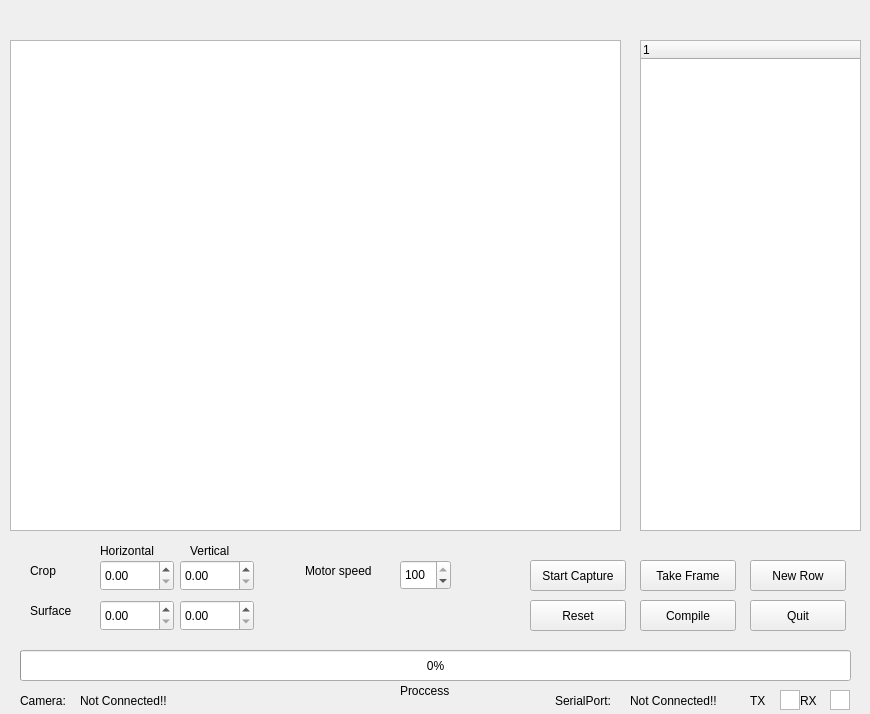
TurBoss/TurBoCapture3000, file turbocapture.ui: the form before one commit.
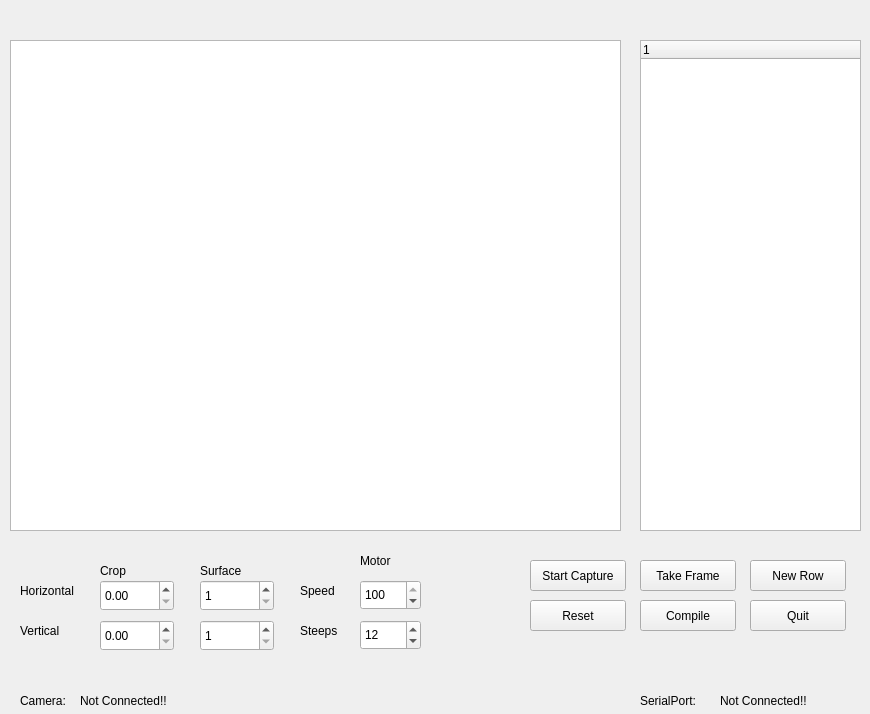
The form after the commit.

Patch:
```diff
--- a/turbocapture.ui
+++ b/turbocapture.ui
@@ -21,7 +21,7 @@
     <property name="geometry">
      <rect>
       <x>100</x>
-      <y>560</y>
+      <y>580</y>
       <width>74</width>
       <height>31</height>
      </rect>
@@ -46,8 +46,8 @@
    <widget class="QDoubleSpinBox" name="verticalSpinBox">
     <property name="geometry">
      <rect>
-      <x>180</x>
-      <y>560</y>
+      <x>100</x>
+      <y>620</y>
       <width>74</width>
       <height>31</height>
      </rect>
@@ -78,8 +78,8 @@
    <widget class="QLabel" name="horizontalLabel">
     <property name="geometry">
      <rect>
-      <x>100</x>
-      <y>540</y>
+      <x>20</x>
+      <y>580</y>
       <width>71</width>
       <height>21</height>
      </rect>
@@ -91,8 +91,8 @@
    <widget class="QLabel" name="verticalLabel">
     <property name="geometry">
      <rect>
-      <x>190</x>
-      <y>540</y>
+      <x>20</x>
+      <y>620</y>
       <width>51</width>
       <height>21</height>
      </rect>
@@ -114,22 +114,6 @@
      <string>Take Frame</string>
     </property>
    </widget>
-   <widget class="QProgressBar" name="progressBar">
-    <property name="enabled">
-     <bool>true</bool>
-    </property>
-    <property name="geometry">
-     <rect>
-      <x>20</x>
-      <y>650</y>
-      <width>831</width>
-      <height>31</height>
-     </rect>
-    </property>
-    <property name="value">
-     <number>0</number>
-    </property>
-   </widget>
    <widget class="QTreeWidget" name="treeWidget">
     <property name="geometry">
      <rect>
@@ -171,36 +155,42 @@
      <string>New Row</string>
     </property>
    </widget>
-   <widget class="QDoubleSpinBox" name="verticalSurfacesSpinBox">
+   <widget class="QSpinBox" name="verticalSurfaceSpinBox">
     <property name="geometry">
      <rect>
-      <x>180</x>
-      <y>600</y>
+      <x>200</x>
+      <y>620</y>
       <width>74</width>
       <height>31</height>
      </rect>
     </property>
+    <property name="minimum">
+     <number>1</number>
+    </property>
     <property name="maximum">
-     <double>999.990000000000009</double>
+     <number>999</number>
     </property>
    </widget>
-   <widget class="QDoubleSpinBox" name="horizontalSurfaceSpinBox">
+   <widget class="QSpinBox" name="horizontalSurfaceSpinBox">
     <property name="geometry">
      <rect>
-      <x>100</x>
-      <y>600</y>
+      <x>200</x>
+      <y>580</y>
       <width>74</width>
       <height>31</height>
      </rect>
     </property>
+    <property name="minimum">
+     <number>1</number>
+    </property>
     <property name="maximum">
-     <double>999.990000000000009</double>
+     <number>999</number>
     </property>
    </widget>
    <widget class="QLabel" name="cropLabel">
     <property name="geometry">
      <rect>
-      <x>30</x>
+      <x>100</x>
       <y>560</y>
       <width>66</width>
       <height>21</height>
@@ -213,8 +203,8 @@
    <widget class="QLabel" name="surfaceLabel">
     <property name="geometry">
      <rect>
-      <x>30</x>
-      <y>600</y>
+      <x>200</x>
+      <y>560</y>
       <width>66</width>
       <height>21</height>
      </rect>
@@ -223,22 +213,6 @@
      <string>Surface</string>
     </property>
    </widget>
-   <widget class="QLabel" name="proccessLabel">
-    <property name="enabled">
-     <bool>true</bool>
-    </property>
-    <property name="geometry">
-     <rect>
-      <x>400</x>
-      <y>680</y>
-      <width>66</width>
-      <height>21</height>
-     </rect>
-    </property>
-    <property name="text">
-     <string>Proccess</string>
-    </property>
-   </widget>
    <widget class="QPushButton" name="captureButton">
     <property name="geometry">
      <rect>
@@ -265,62 +239,10 @@
      <string>Reset</string>
     </property>
    </widget>
-   <widget class="QLabel" name="TxLabel">
-    <property name="geometry">
-     <rect>
-      <x>750</x>
-      <y>690</y>
-      <width>21</width>
-      <height>21</height>
-     </rect>
-    </property>
-    <property name="text">
-     <string>TX</string>
-    </property>
-   </widget>
-   <widget class="QGraphicsView" name="TxLed">
-    <property name="geometry">
-     <rect>
-      <x>780</x>
-      <y>690</y>
-      <width>20</width>
-      <height>20</height>
-     </rect>
-    </property>
-    <property name="frameShadow">
-     <enum>QFrame::Plain</enum>
-    </property>
-   </widget>
-   <widget class="QLabel" name="RxLabel">
-    <property name="geometry">
-     <rect>
-      <x>800</x>
-      <y>690</y>
-      <width>21</width>
-      <height>21</height>
-     </rect>
-    </property>
-    <property name="text">
-     <string>RX</string>
-    </property>
-   </widget>
-   <widget class="QGraphicsView" name="RxLed">
-    <property name="geometry">
-     <rect>
-      <x>830</x>
-      <y>690</y>
-      <width>20</width>
-      <height>20</height>
-     </rect>
-    </property>
-    <property name="frameShadow">
-     <enum>QFrame::Plain</enum>
-    </property>
-   </widget>
    <widget class="QLabel" name="serialLabel">
     <property name="geometry">
      <rect>
-      <x>555</x>
+      <x>640</x>
       <y>690</y>
       <width>71</width>
       <height>21</height>
@@ -333,7 +255,7 @@
    <widget class="QLabel" name="serialPortStatus">
     <property name="geometry">
      <rect>
-      <x>630</x>
+      <x>720</x>
       <y>690</y>
       <width>111</width>
       <height>21</height>
@@ -372,9 +294,9 @@
    <widget class="QSpinBox" name="speedSpinBox">
     <property name="geometry">
      <rect>
-      <x>400</x>
-      <y>560</y>
-      <width>51</width>
+      <x>360</x>
+      <y>580</y>
+      <width>61</width>
       <height>30</height>
      </rect>
     </property>
@@ -391,16 +313,83 @@
    <widget class="QLabel" name="label">
     <property name="geometry">
      <rect>
-      <x>305</x>
-      <y>560</y>
-      <width>91</width>
+      <x>300</x>
+      <y>580</y>
+      <width>41</width>
       <height>21</height>
      </rect>
     </property>
     <property name="text">
-     <string>Motor speed</string>
+     <string>Speed</string>
     </property>
    </widget>
+   <widget class="QLabel" name="label_2">
+    <property name="geometry">
+     <rect>
+      <x>360</x>
+      <y>550</y>
+      <width>66</width>
+      <height>21</height>
+     </rect>
+    </property>
+    <property name="text">
+     <string>Motor</string>
+    </property>
+   </widget>
+   <widget class="QLabel" name="label_3">
+    <property name="geometry">
+     <rect>
+      <x>300</x>
+      <y>620</y>
+      <width>51</width>
+      <height>21</height>
+     </rect>
+    </property>
+    <property name="text">
+     <string>Steeps</string>
+    </property>
+   </widget>
+   <widget class="QSpinBox" name="steepsSpinBox">
+    <property name="geometry">
+     <rect>
+      <x>360</x>
+      <y>620</y>
+      <width>61</width>
+      <height>30</height>
+     </rect>
+    </property>
+    <property name="maximum">
+     <number>100</number>
+    </property>
+    <property name="value">
+     <number>12</number>
+    </property>
+   </widget>
+   <zorder>horizontalSpinBox</zorder>
+   <zorder>quitButton</zorder>
+   <zorder>verticalSpinBox</zorder>
+   <zorder>graphicsView</zorder>
+   <zorder>horizontalLabel</zorder>
+   <zorder>verticalLabel</zorder>
+   <zorder>takeFrameButton</zorder>
+   <zorder>treeWidget</zorder>
+   <zorder>compileButton</zorder>
+   <zorder>newRowButton</zorder>
+   <zorder>verticalSurfaceSpinBox</zorder>
+   <zorder>horizontalSurfaceSpinBox</zorder>
+   <zorder>cropLabel</zorder>
+   <zorder>surfaceLabel</zorder>
+   <zorder>captureButton</zorder>
+   <zorder>resetButton</zorder>
+   <zorder>serialLabel</zorder>
+   <zorder>serialPortStatus</zorder>
+   <zorder>camLabel</zorder>
+   <zorder>camStatusLabel</zorder>
+   <zorder>label</zorder>
+   <zorder>speedSpinBox</zorder>
+   <zorder>label_2</zorder>
+   <zorder>label_3</zorder>
+   <zorder>steepsSpinBox</zorder>
   </widget>
  </widget>
  <layoutdefault spacing="6" margin="11"/>
```
Left out of the diff: 2 changed lines with no effect on the pictures.
